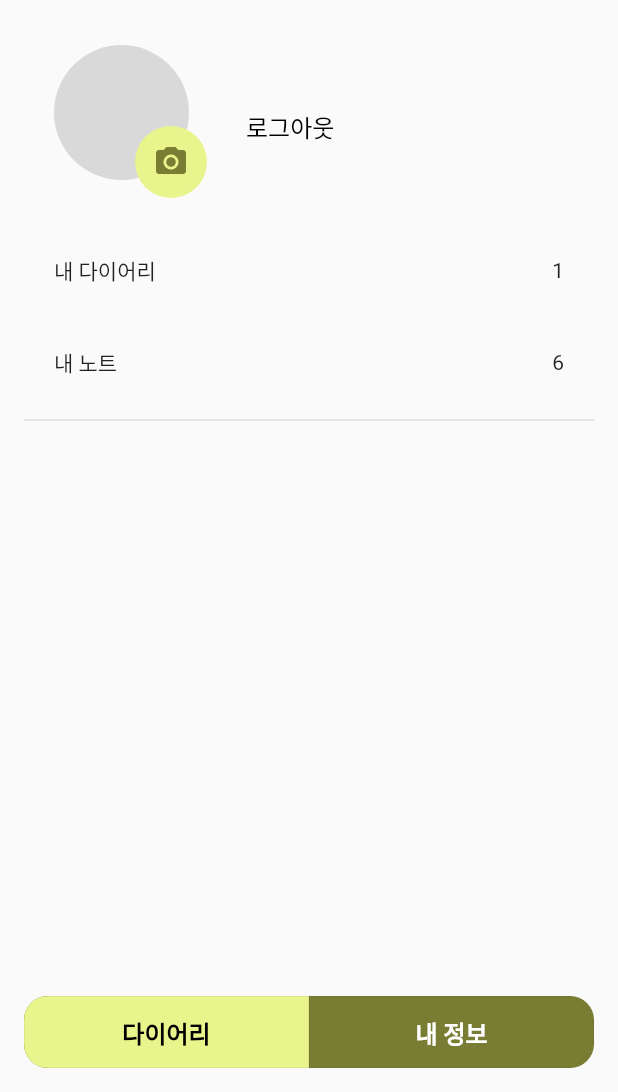
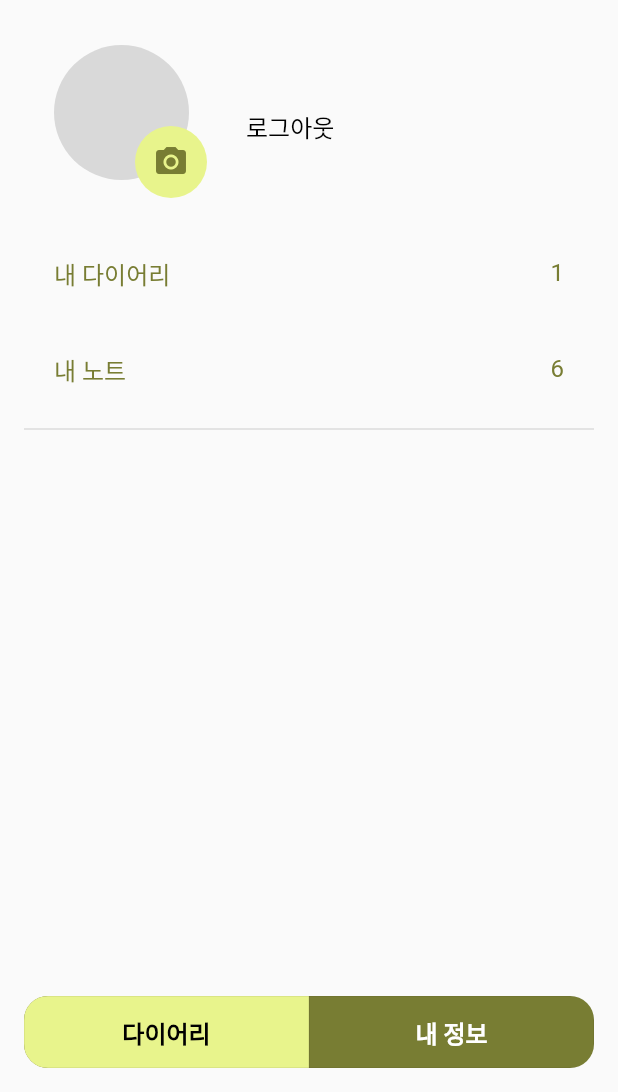
Before and after one commit to Kim-kwan-woo/diary_app, a Flutter app: the screen it shows once a user with an empty profile is signed in, swiped to page 2, on a phone screen of 412 x 824 dp, the part 144-1236 px from its top. Run offline on Flutter 3.47's test engine with Material 2 defaults, Android fonts, the phone set to English and light mode, and no system bars; our stand-ins replace firebase_auth, firebase_core, firebase_storage, get, google_sign_in, image_picker; accounts and stored records are empty; network calls fail.

Commit message:
update custom text style

```diff
--- a/lib/util/custom_text_style.dart
+++ b/lib/util/custom_text_style.dart
@@ -45,6 +45,11 @@ class CustomTextStyle {
     color: CustomColor.grey,
   );
 
+  static const b1RegularOlive = TextStyle(
+    fontSize: 16,
+    color: CustomColor.primaryOlive,
+  );
+
   //Body2
   static const b2RegularOlive = TextStyle(
     fontSize: 14,
```
